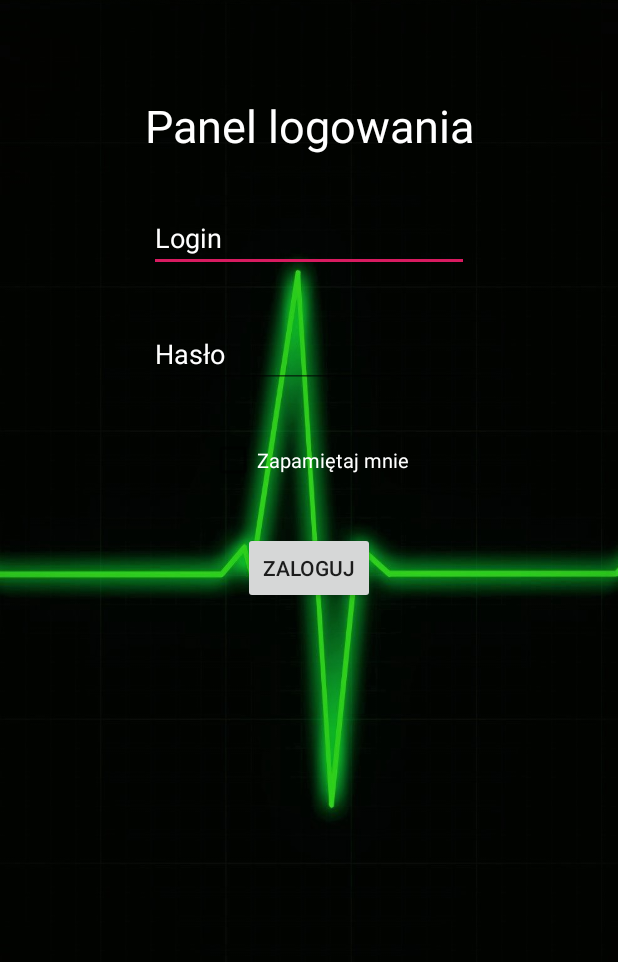
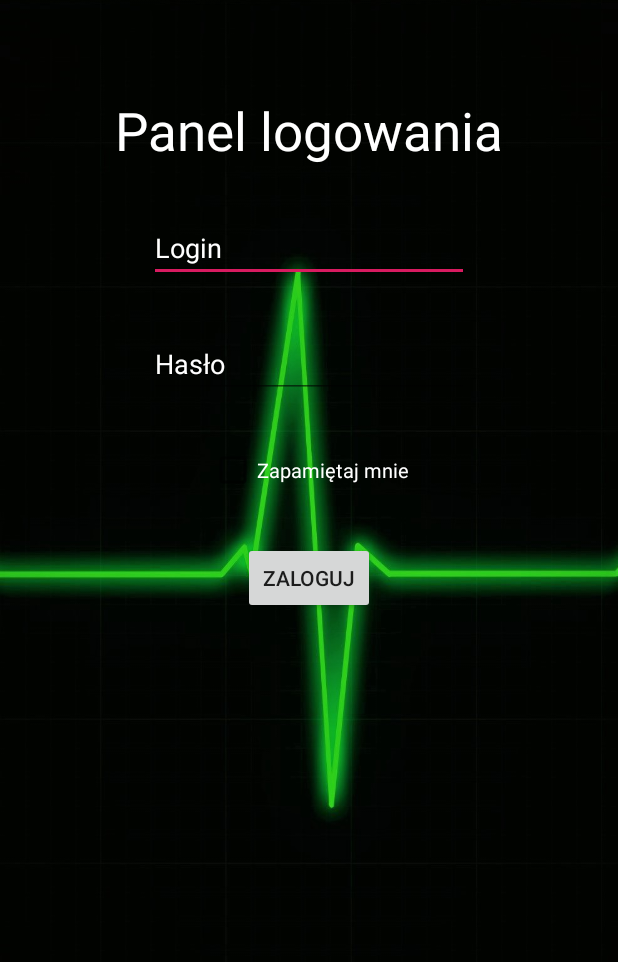
Before and after one commit to Sokols/DiseaseDetectorPL-HAK_Project, an Android app: the screen it shows after launch (MainActivity), on a phone screen of 412 x 824 dp, the part 85-1047 px from its top. Run offline under Robolectric (Android 15) with nearby library versions, the phone set to English and light mode, and no system bars.

```diff
--- a/app/src/main/java/pl/zhr/hak/wykrywaczchorob/MainActivity.java
+++ b/app/src/main/java/pl/zhr/hak/wykrywaczchorob/MainActivity.java
@@ -38,7 +38,6 @@ public class MainActivity extends AppCompatActivity {
             homeReady(ownerName);
         }
 
-
         buttonLogin.setOnClickListener(new View.OnClickListener() {
             @Override
             public void onClick(View v) {
--- a/app/src/main/res/layout/activity_main.xml
+++ b/app/src/main/res/layout/activity_main.xml
@@ -14,9 +14,9 @@
         android:layout_marginLeft="32dp"
         android:layout_marginTop="64dp"
         android:layout_marginRight="32dp"
-        android:text="Panel logowania"
+        android:text="@string/panel"
         android:textColor="#FFFFFF"
-        android:textSize="30sp"
+        android:textSize="35sp"
         app:layout_constraintLeft_toLeftOf="parent"
         app:layout_constraintRight_toRightOf="parent"
         app:layout_constraintTop_toTopOf="parent" />
@@ -47,7 +47,7 @@
         android:layout_marginEnd="32dp"
         android:ems="10"
         android:textColorHint="#FFFFFF"
-        android:hint="Hasło"
+        android:hint="@string/password"
         android:inputType="textPassword"
         android:textColor="#FFFFFF"
         android:textSize="18sp"
@@ -62,7 +62,7 @@
         android:layout_marginStart="32dp"
         android:layout_marginTop="32dp"
         android:layout_marginEnd="32dp"
-        android:text="Zapamiętaj mnie"
+        android:text="@string/remember"
         android:textColor="#FFFFFF"
         android:textColorHint="#FFFFFF"
         android:textSize="13sp"
@@ -77,7 +77,7 @@
         android:layout_marginStart="32dp"
         android:layout_marginTop="32dp"
         android:layout_marginEnd="32dp"
-        android:text="Zaloguj"
+        android:text="@string/login"
         app:layout_constraintBottom_toBottomOf="parent"
         app:layout_constraintEnd_toEndOf="parent"
         app:layout_constraintStart_toStartOf="parent"
--- a/app/src/main/res/values/strings.xml
+++ b/app/src/main/res/values/strings.xml
@@ -1,4 +1,10 @@
 <resources>
     <string name="app_name">Wykrywacz Chorób</string>
     <string name="hello">Witaj %s</string>
+    <string name="password">Hasło</string>
+    <string name="login">Zaloguj</string>
+    <string name="logout">Wyloguj</string>
+    <string name="panel">Panel logowania</string>
+    <string name="remember">Zapamiętaj mnie</string>
+    <string name="examine">Zbadaj pacjenta</string>
 </resources>
```
Also changed, not shown: app/src/main/java/pl/zhr/hak/wykrywaczchorob/HomeActivity.java (+22 -1 lines), app/src/main/res/layout/activity_home.xml (+61 -2 lines), 1 other file.
